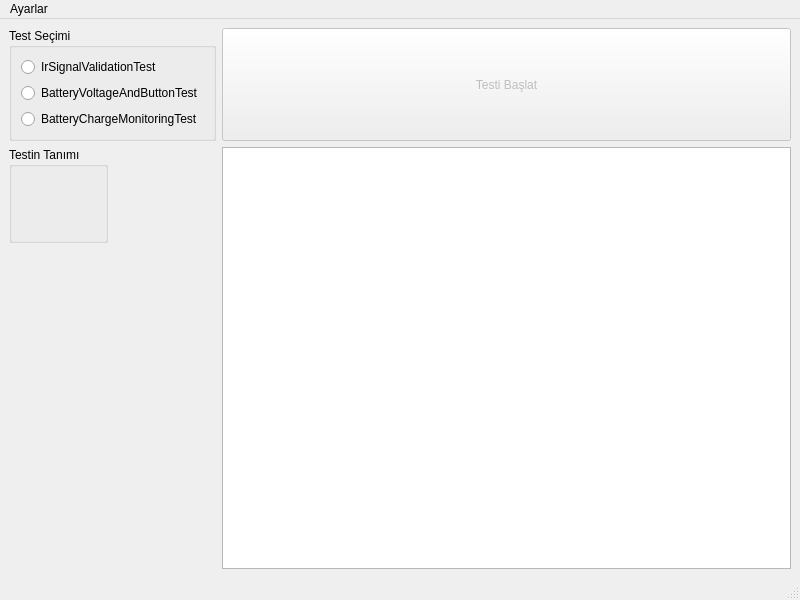
This is res/ui/mainwindow.ui in cihansenyuz/test_remotes_for_TV as Qt 5 draws it before an edit. The edited form follows.
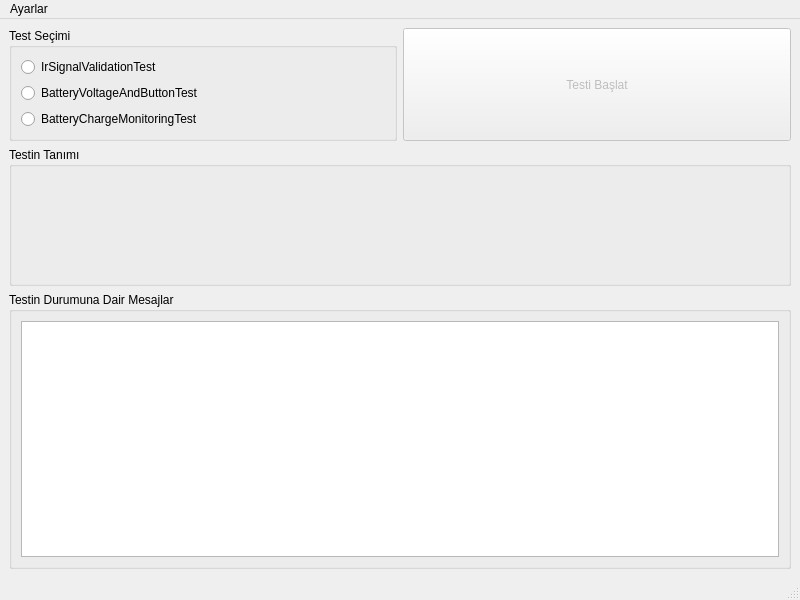
This is the edited form.

Commit message: update layout of mainwindow

Diff of the .ui file:
```diff
--- a/res/ui/mainwindow.ui
+++ b/res/ui/mainwindow.ui
@@ -14,8 +14,10 @@
    <string>Kumanda Test Uygulaması</string>
   </property>
   <widget class="QWidget" name="centralwidget">
-   <layout class="QFormLayout" name="formLayout">
-    <item row="0" column="0">
+   <layout class="QVBoxLayout" name="verticalLayout" stretch="0,1,2">
+    <item>
+     <layout class="QHBoxLayout" name="horizontalLayout_2">
+      <item>
      <widget class="QGroupBox" name="test_selection_box">
       <property name="title">
        <string>Test Seçimi</string>
@@ -45,7 +47,7 @@
       </layout>
      </widget>
     </item>
-    <item row="0" column="1">
+      <item>
      <widget class="QPushButton" name="run_test_button">
       <property name="enabled">
        <bool>false</bool>
@@ -61,7 +63,9 @@
       </property>
      </widget>
     </item>
-    <item row="1" column="0">
+     </layout>
+    </item>
+    <item>
      <widget class="QGroupBox" name="groupBox">
       <property name="title">
        <string>Testin Tanımı</string>
@@ -77,8 +81,17 @@
       </layout>
      </widget>
     </item>
-    <item row="1" column="1">
+    <item>
+     <widget class="QGroupBox" name="groupBox_2">
+      <property name="title">
+       <string>Testin Durumuna Dair Mesajlar</string>
+      </property>
+      <layout class="QVBoxLayout" name="verticalLayout_3">
+       <item>
      <widget class="QTextBrowser" name="test_message_browser"/>
+       </item>
+      </layout>
+     </widget>
     </item>
    </layout>
   </widget>
```
Lines whose indentation alone changed are shown as unchanged.
